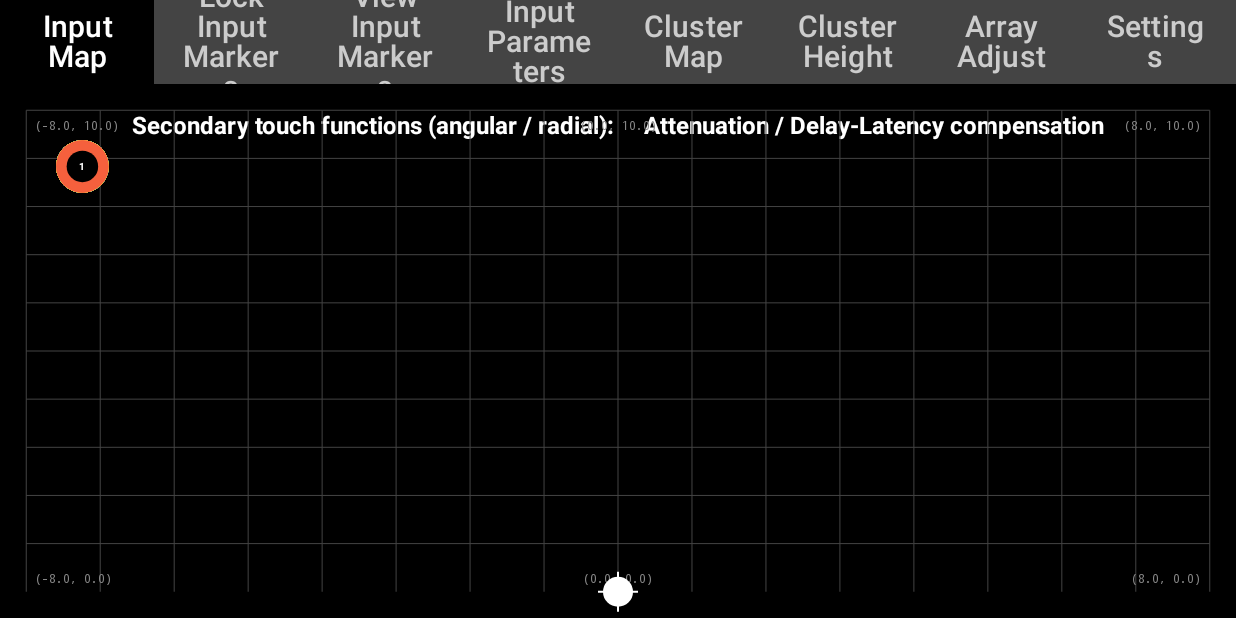
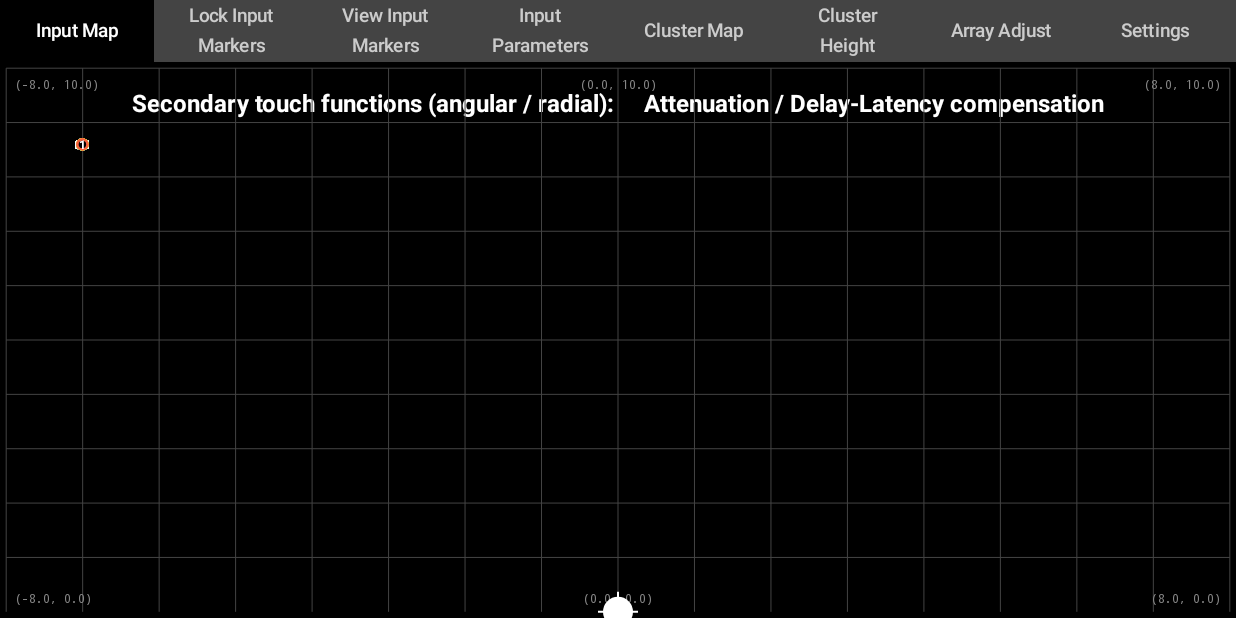
Before and after one commit to pob31/WFS_control_2, an Android app built with Jetpack Compose: the screen it shows after launch (MainActivity), on a phone screen of 824 x 412 dp (held sideways). Run offline under Robolectric (Android 15) with nearby library versions, the phone set to English and light mode, and no system bars; 2 statements that could not run were skipped.

Commit message:
OSC service functional. Display resizes on all devices (tablets and phones). Full coordinate system to display origin and positions of the markers. Secondary touch interaction added to markers. Designed sliders and dials in preparation for the Input Parameter Tab.

```diff
--- a/app/src/main/java/com/wfsdiy/wfs_control_2/DrawingUtils.kt
+++ b/app/src/main/java/com/wfsdiy/wfs_control_2/DrawingUtils.kt
@@ -107,7 +107,8 @@ fun <T> DrawScope.drawMarker(
     currentStageOriginX: Float,
     currentStageOriginY: Float,
     canvasPixelW: Float,
-    canvasPixelH: Float
+    canvasPixelH: Float,
+    isTablet: Boolean = false
 ) where T : Any {
     val id: Int
     val position: Offset
@@ -155,7 +156,8 @@ fun <T> DrawScope.drawMarker(
     drawCircle(color = Color.Black, radius = innerRadius, center = position)
 
     val referenceDimension = min(size.width, size.height)
-    val dynamicBaseTextSizePx = referenceDimension / (if (isClusterMarker) 45f else 52.5f)
+    val baseTextSize = referenceDimension / (if (isClusterMarker) 40f else 45f) // Larger text (was 45f/52.5f)
+    val dynamicBaseTextSizePx = if (isTablet) baseTextSize * 0.9f else baseTextSize // 10% smaller on tablets
 
     textPaint.color = labelColor
     val idText = id.toString()
--- a/app/src/main/java/com/wfsdiy/wfs_control_2/InputMapTab.kt
+++ b/app/src/main/java/com/wfsdiy/wfs_control_2/InputMapTab.kt
@@ -154,10 +154,25 @@ fun InputMapTab(
     val configuration = LocalConfiguration.current
     val density = LocalDensity.current
     val screenWidthDp = configuration.screenWidthDp.dp
+    val screenHeightDp = configuration.screenHeightDp.dp
     val screenDensity = density.density
 
-    val baseMarkerRadius = (screenWidthDp.value / 40f).coerceIn(7.5f, 17.5f) // 7.5-17.5dp range (half size)
-    val responsiveMarkerRadius = (baseMarkerRadius * screenDensity).coerceIn(7.5f, 17.5f)
+    // Use physical screen size instead of density-independent pixels
+    val physicalWidthInches = screenWidthDp.value / 160f // Convert dp to inches (160 dp = 1 inch)
+    val physicalHeightInches = screenHeightDp.value / 160f
+    val diagonalInches = sqrt(physicalWidthInches * physicalWidthInches + physicalHeightInches * physicalHeightInches)
+
+    // Consider devices with diagonal < 6 inches as phones (adjusted for modern phones)
+    val isPhone = diagonalInches < 6.0f
+
+    val baseMarkerRadius = if (isPhone) {
+        // Small markers for phones
+        2.75f
+    } else {
+        // Good size markers for tablets
+        ((screenWidthDp.value / 50f) * 3f).coerceIn(24f, 52.5f)
+    }
+    val responsiveMarkerRadius = (baseMarkerRadius * screenDensity).coerceIn(0.5f, 17.5f)
     val markerRadius = responsiveMarkerRadius.dpToPx()
 
     val textPaint = remember {
@@ -182,7 +197,7 @@ fun InputMapTab(
         val pickupRadiusMultiplier = 1.25f
 
         // Update shared canvas dimensions and call onCanvasSizeChanged
-        LaunchedEffect(canvasWidth, canvasHeight) {
+        LaunchedEffect(canvasWidth, canvasHeight, markerRadius) {
             if (canvasWidth > 0f && canvasHeight > 0f) {
                 CanvasDimensions.updateDimensions(canvasWidth, canvasHeight)
                 CanvasDimensions.updateMarkerRadius(markerRadius)
@@ -534,7 +549,7 @@ fun InputMapTab(
                 }
 
                 // Assuming drawMarker is defined elsewhere and handles its own textPaint settings for visibility/zoom
-                drawMarker(displayMarker, draggingMarkers.containsValue(marker.id), textPaint, false, stageWidth, stageDepth, stageOriginX, stageOriginY, canvasWidth, canvasHeight)
+                drawMarker(displayMarker, draggingMarkers.containsValue(marker.id), textPaint, false, stageWidth, stageDepth, stageOriginX, stageOriginY, canvasWidth, canvasHeight, !isPhone)
             }
         }
     }
--- a/app/src/main/java/com/wfsdiy/wfs_control_2/MainActivity.kt
+++ b/app/src/main/java/com/wfsdiy/wfs_control_2/MainActivity.kt
@@ -30,6 +30,7 @@ import androidx.compose.ui.platform.LocalConfiguration
 import androidx.compose.ui.platform.LocalContext
 import androidx.compose.ui.platform.LocalDensity
 import androidx.compose.ui.unit.dp
+import androidx.compose.ui.unit.Dp
 import androidx.compose.ui.unit.sp
 import androidx.compose.ui.unit.TextUnit
 import androidx.core.content.ContextCompat
@@ -39,6 +40,7 @@ import androidx.core.view.WindowInsetsControllerCompat
 import androidx.lifecycle.viewmodel.compose.viewModel
 import kotlin.math.min
 import kotlin.math.max
+import kotlin.math.sqrt
 import kotlinx.parcelize.Parcelize
 
 
@@ -200,6 +202,9 @@ class MainActivity : ComponentActivity() {
         WindowCompat.setDecorFitsSystemWindows(window, false)
         hideSystemUI()
 
+        // Keep screen on to prevent it from turning off
+        window.addFlags(WindowManager.LayoutParams.FLAG_KEEP_SCREEN_ON)
+
         // Handle notification intent
         handleNotificationIntent(intent)
 
@@ -268,9 +273,23 @@ fun WFSControlApp() {
     val screenHeightDp = configuration.screenHeightDp.dp
     val screenDensity = density.density
 
+    // Use physical screen size instead of density-independent pixels
+    val physicalWidthInches = screenWidthDp.value / 160f // Convert dp to inches (160 dp = 1 inch)
+    val physicalHeightInches = screenHeightDp.value / 160f
+    val diagonalInches = sqrt(physicalWidthInches * physicalWidthInches + physicalHeightInches * physicalHeightInches)
+
+    // Consider devices with diagonal < 6 inches as phones (adjusted for modern phones)
+    val isPhone = diagonalInches < 6.0f
+
     // Calculate responsive marker radius based on screen size and density
-    val baseMarkerRadius = (screenWidthDp.value / 40f).coerceIn(7.5f, 17.5f) // 7.5-17.5dp range (half size)
-    val responsiveMarkerRadius = (baseMarkerRadius * screenDensity).coerceIn(7.5f, 17.5f)
+    val baseMarkerRadius = if (isPhone) {
+        // Small markers for phones
+        2.75f
+    } else {
+        // Good size markers for tablets
+        ((screenWidthDp.value / 50f) * 3f).coerceIn(24f, 52.5f)
+    }
+    val responsiveMarkerRadius = (baseMarkerRadius * screenDensity).coerceIn(0.5f, 17.5f)
     val markerRadiusPx = responsiveMarkerRadius.dpToPx()
     var numberOfInputs by rememberSaveable { mutableStateOf(MAX_INPUTS) }
     var secondaryTouchMode by rememberSaveable { mutableStateOf(SecondaryTouchMode.ATTENUATION_DELAY) }
@@ -293,6 +312,13 @@ fun WFSControlApp() {
                 )
             }
         )
+    }
+
+    // Update marker radius when screen size changes
+    LaunchedEffect(markerRadiusPx) {
+        markers = markers.map { marker ->
+            marker.copy(radius = markerRadiusPx)
+        }
     }
     var initialInputLayoutDone by remember { mutableStateOf(false) }
 
@@ -333,6 +359,14 @@ fun WFSControlApp() {
             }
         )
     }
+
+    // Update cluster marker radius when screen size changes
+    LaunchedEffect(markerRadiusPx) {
+        clusterMarkers = clusterMarkers.map { marker ->
+            marker.copy(radius = markerRadiusPx)
+        }
+    }
+
     var clusterNormalizedHeights by rememberSaveable { mutableStateOf(List(10) { 0.2f }) }
     var initialClusterLayoutDone by remember { mutableStateOf(false) }
 
@@ -340,9 +374,15 @@ fun WFSControlApp() {
     val tabs = listOf("Input Map", "Lock Input Markers", "View Input Markers", "Input Parameters", "Cluster Map", "Cluster Height", "Array Adjust", "Settings")
 
     val dynamicTabFontSize: TextUnit = remember(screenWidthDp) {
-        val baseSize = screenWidthDp.value / 35f
-        val fontSize = max(10f, min(20f, baseSize))
+        val baseSize = screenWidthDp.value / 66f  // Changed from /60f to /66f for 10% smaller
+        val fontSize = max(4.2f, min(20f, baseSize))  // Keep 4.2f minimum
         fontSize.sp
+    }
+
+    val dynamicTabRowHeight: Dp = remember(screenWidthDp) {
+        val baseHeight = screenWidthDp.value / 20f  // Changed from /15f to /20f for smaller phones
+        val height = max(32f, min(56f, baseHeight))  // Changed minimum from 40f to 32f
+        height.dp
     }
 
     var currentCanvasPixelWidth by remember { mutableStateOf(0f) }
@@ -552,7 +592,7 @@ fun WFSControlApp() {
         Column(modifier = Modifier.fillMaxSize()) {
             TabRow(
                 selectedTabIndex = selectedTab,
-                modifier = Modifier.height(56.dp),
+                modifier = Modifier.height(dynamicTabRowHeight),
                 containerColor = Color.DarkGray // Set a base color for the TabRow if needed, otherwise it might be transparent or themed
             ) {
                 tabs.forEachIndexed { index, title ->
@@ -671,6 +711,12 @@ fun WFSControlApp() {
                 6 -> ArrayAdjustTab()
             7 -> SettingsTab(
                 onResetToDefaults = resetToDefaults,
+                onShutdownApp = {
+                    // Stop OSC service
+                    oscService?.stopSelf()
+                    // Finish the activity to close the app
+                    (context as? android.app.Activity)?.finish()
+                },
                 onNetworkParametersChanged = {
                     // Update service network parameters when settings change
                     oscService?.updateNetworkParameters()
--- a/app/src/main/java/com/wfsdiy/wfs_control_2/NetworkTab.kt
+++ b/app/src/main/java/com/wfsdiy/wfs_control_2/NetworkTab.kt
@@ -223,7 +223,7 @@ fun NetworkTab(
             },
             modifier = Modifier.fillMaxWidth(0.8f)
         ) {
-            Text("Apply")
+            Text("Apply Network Settings")
         }
     }
 }
```
Also changed, not shown: app/src/main/java/com/wfsdiy/wfs_control_2/ArrayAdjustTab.kt (+53 -21 lines), app/src/main/java/com/wfsdiy/wfs_control_2/ClusterMapTab.kt (+18 -4 lines), app/src/main/java/com/wfsdiy/wfs_control_2/SettingsTab.kt (+63 -10 lines).
